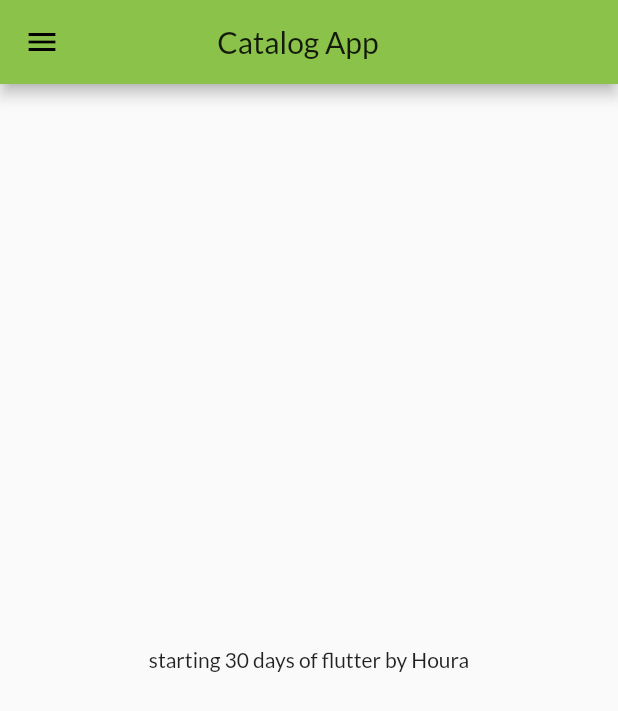
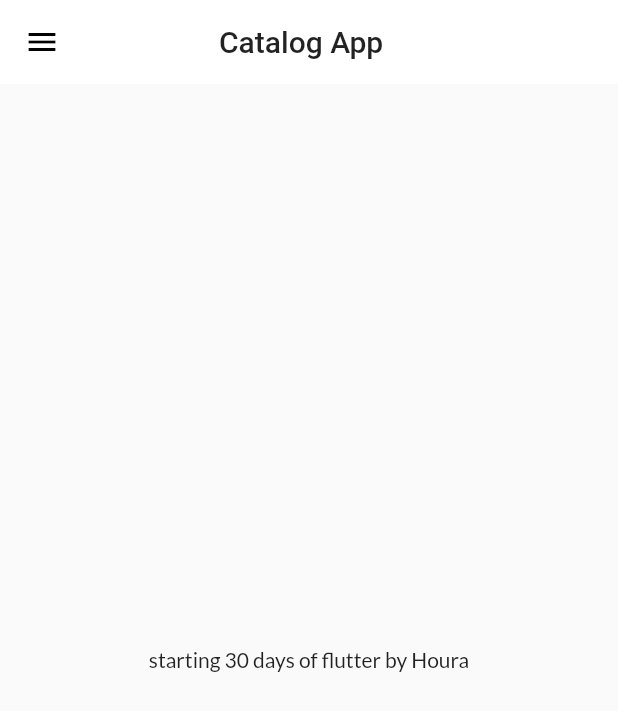
Before and after one commit to Houra-batool/30days_of_flutter, a Flutter app: the screen it shows after launch, on a phone screen of 412 x 824 dp. Shown: the top 711 px of the screen. Run offline on Flutter 3.47's test engine with Material 2 defaults, Android fonts, the phone set to English and light mode, and no system bars; our stand-ins replace google_fonts.

Commit message:
theme committed

```diff
--- a/lib/main.dart
+++ b/lib/main.dart
@@ -1,6 +1,7 @@
 import 'package:ecommerce_project/screens/home_screen.dart';
 import 'package:ecommerce_project/screens/login_screen.dart';
 import 'package:ecommerce_project/utils/routes.dart';
+import 'package:ecommerce_project/utils/widgets/theme.dart';
 import 'package:google_fonts/google_fonts.dart';
 import 'package:flutter/material.dart';
 
@@ -16,14 +17,13 @@ class MyApp extends StatelessWidget {
       // home: HomeScreen(),
       // darkTheme: ThemeData(brightness: Brightness.dark), //for dark theme
       debugShowCheckedModeBanner: false,
-      theme: ThemeData(
-        primarySwatch: Colors.lightGreen,
-        fontFamily: GoogleFonts.lato().fontFamily,
-      ),
-      // for light theme
+      theme: MyTheme.lightTheme(context),
+      darkTheme: MyTheme.lightTheme(context),
       themeMode: ThemeMode.light,
 
+
       initialRoute: MyRotues.homeRoute,
+
 
       routes: {
         "/": (context) => HomeScreen(),
--- /dev/null
+++ b/lib/utils/widgets/theme.dart
@@ -0,0 +1,18 @@
+import 'package:flutter/material.dart';
+import 'package:google_fonts/google_fonts.dart';
+
+class MyTheme {
+  static ThemeData lightTheme(BuildContext context) => ThemeData(
+      primarySwatch: Colors.lightGreen,
+      fontFamily: GoogleFonts.lato().fontFamily,
+      appBarTheme: AppBarTheme(
+        color: Colors.white,
+        elevation: 0.0,
+        iconTheme: IconThemeData(color: Colors.black),
+        textTheme: Theme.of(context).textTheme,
+      ));
+
+  static ThemeData darkTheme(BuildContext context) => ThemeData(
+        brightness: Brightness.dark,
+      );
+}
```
